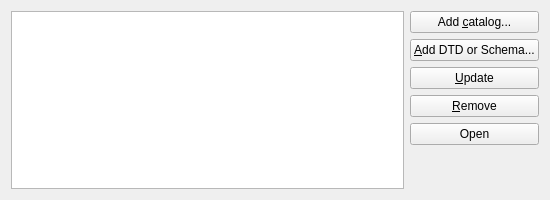
Qt form xmlcatalogui/xmlcatalogform.ui (KDE/quanta) before a commit.
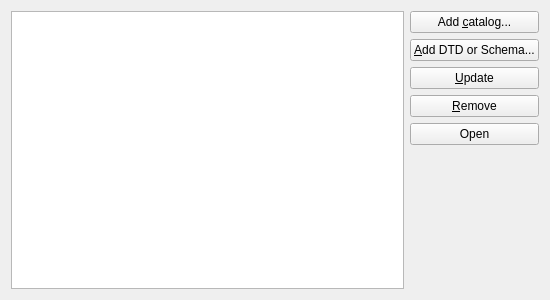
The same form after that commit.

Patch:
```diff
--- a/xmlcatalogui/xmlcatalogform.ui
+++ b/xmlcatalogui/xmlcatalogform.ui
@@ -7,7 +7,7 @@
     <x>0</x>
     <y>0</y>
     <width>550</width>
-    <height>200</height>
+    <height>300</height>
    </rect>
   </property>
   <property name="minimumSize">
```
